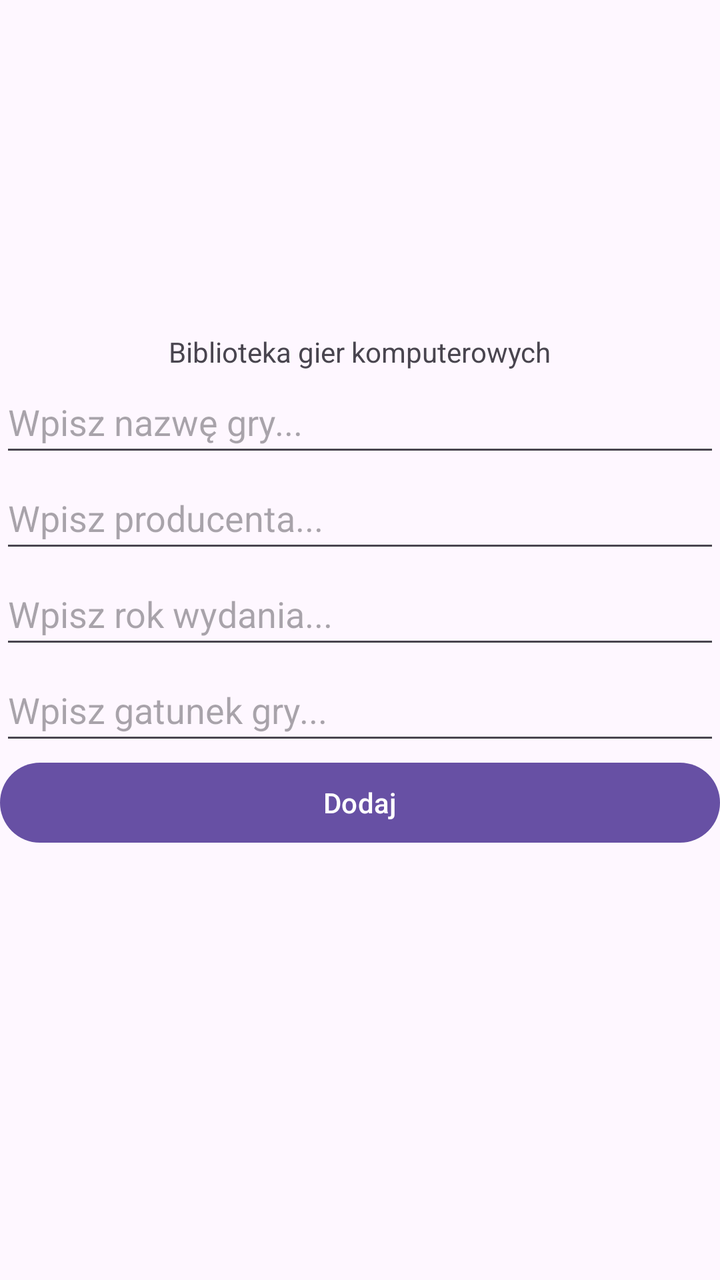
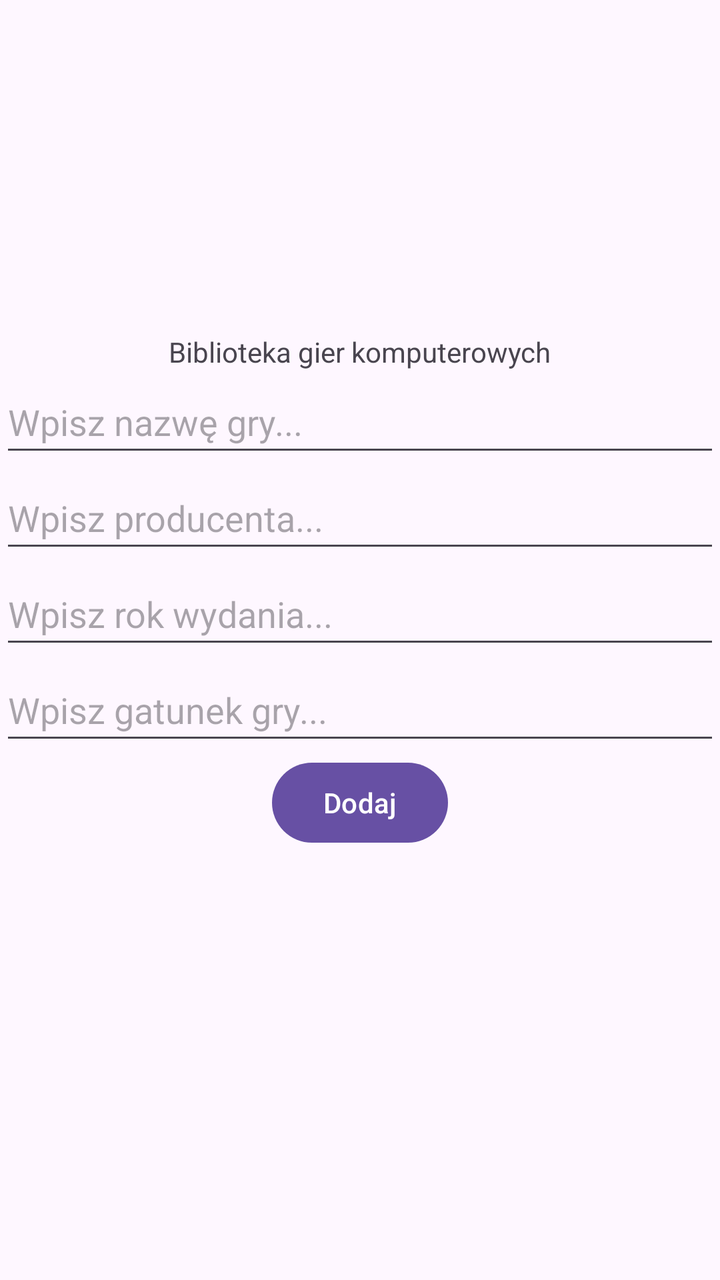

Before-and-after screenshots of an Android layout around one commit, followed by the original layout XML and the change that was made.
<!-- AndroidManifest.xml: application theme Theme.MyApplication -->
<!-- res/layout/activity_main.xml -->
<?xml version="1.0" encoding="utf-8"?>
<LinearLayout xmlns:android="http://schemas.android.com/apk/res/android"
    xmlns:app="http://schemas.android.com/apk/res-auto"
    xmlns:tools="http://schemas.android.com/tools"
    android:id="@+id/main"
    android:layout_width="match_parent"
    android:layout_height="match_parent"
    android:orientation="vertical"
    android:gravity="center"
    tools:context=".MainActivity">

    <TextView
        android:layout_width="wrap_content"
        android:layout_height="wrap_content"
        android:text="Biblioteka gier komputerowych" />

    <EditText
        android:id="@+id/etName"
        android:layout_width="match_parent"
        android:layout_height="48dp"
        android:hint="Wpisz nazwę gry..."
        android:inputType="text" />

    <EditText
        android:id="@+id/etProducer"
        android:layout_width="match_parent"
        android:layout_height="48dp"
        android:hint="Wpisz producenta..."
        android:inputType="text" />

    <EditText
        android:id="@+id/etYear"
        android:layout_width="match_parent"
        android:layout_height="48dp"
        android:hint="Wpisz rok wydania..."
        android:inputType="number" />

    <EditText
        android:id="@+id/etGenre"
        android:layout_width="match_parent"
        android:layout_height="48dp"
        android:hint="Wpisz gatunek gry..."
        android:inputType="text" />

    <Button
        android:id="@+id/btnAdd"
        android:layout_width="match_parent"
        android:layout_height="wrap_content"
        android:text="Dodaj" />

    <Button
        android:id="@+id/btnUpdate"
        android:layout_width="match_parent"
        android:layout_height="wrap_content"
        android:text="Aktualizuj"
        android:visibility="invisible" />

    <ListView
        android:id="@+id/listView"
        android:layout_width="match_parent"
        android:layout_height="wrap_content" />

</LinearLayout>
<!-- resources referenced by this layout -->
<resources>
  <style name="Theme.MyApplication" parent="Base.Theme.MyApplication" />
  <style name="Base.Theme.MyApplication" parent="Theme.Material3.DayNight.NoActionBar">
          
          
      </style>
</resources>

<!-- the commit's change to res/layout/activity_main.xml (unified diff, before → after) -->
@@ -44,7 +44,7 @@
 
     <Button
         android:id="@+id/btnAdd"
-        android:layout_width="match_parent"
+        android:layout_width="wrap_content"
         android:layout_height="wrap_content"
         android:text="Dodaj" />
 
